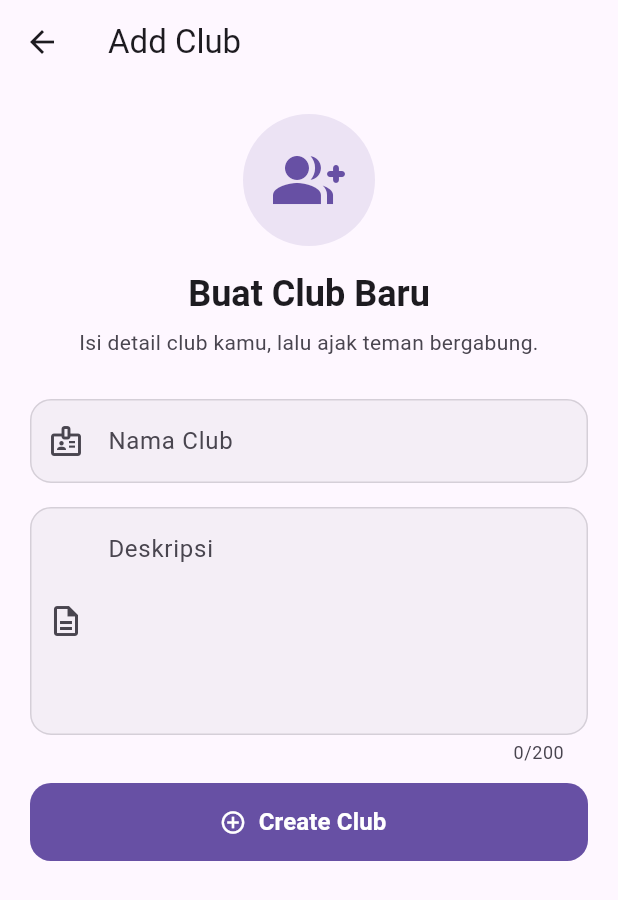
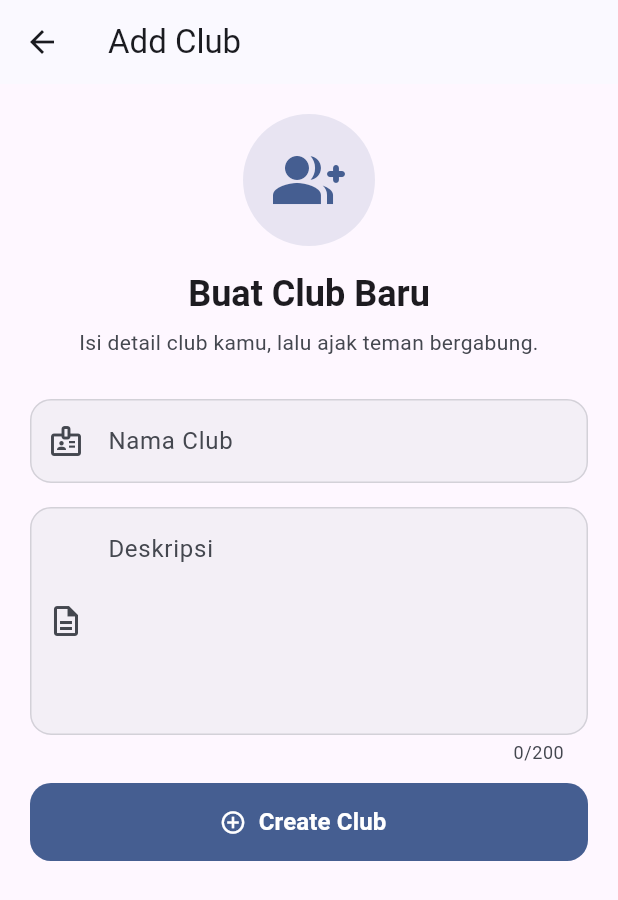
Before and after one commit to BryanDjong5/uts-mobprog, a Flutter app: the NambahClub screen opened directly, on a phone screen of 412 x 824 dp. Shown: the top 900 px of the screen. Run offline on Flutter 3.47's test engine with Material 3 defaults, Android fonts, the phone set to English and light mode, and no system bars; our stand-ins replace firebase_core; accounts and stored records are empty.

Commit message:
mengganti warna tampilan add club dan detail club

```diff
--- a/lib/daftarClub/AddNewClub.dart
+++ b/lib/daftarClub/AddNewClub.dart
@@ -44,12 +44,11 @@ class _NambahClubState extends State<NambahClub> {
   }
 
   InputDecoration bagusinTampilan({
-    required BuildContext context,
+    required ThemeData theme,
     required String label,
     required String hint,
     required IconData icon,
   }) {
-    final theme = Theme.of(context);
     return InputDecoration(
       labelText: label,
       hintText: hint,
@@ -78,9 +77,13 @@ class _NambahClubState extends State<NambahClub> {
 
   @override
   Widget build(BuildContext context) {
-    final theme = Theme.of(context);
+    final theme = Theme.of(context).copyWith(
+      colorScheme: ColorScheme.fromSeed(seedColor: const Color.fromARGB(255, 0, 67, 150)),
+    );
 
-    return Scaffold(
+    return Theme(
+      data: theme,
+      child: Scaffold(
         appBar: AppBar(title: const Text('Add Club')),
         body: SafeArea(
           child: SingleChildScrollView(
@@ -88,7 +91,6 @@ class _NambahClubState extends State<NambahClub> {
             child: Column(
               crossAxisAlignment: CrossAxisAlignment.start,
               children: [
-              // Header
                 Center(
                   child: Container(
                     padding: const EdgeInsets.all(20),
@@ -130,7 +132,7 @@ class _NambahClubState extends State<NambahClub> {
                   textInputAction: TextInputAction.next,
                   textCapitalization: TextCapitalization.words,
                   decoration: bagusinTampilan(
-                  context: context,
+                    theme: theme,
                     label: 'Nama Club',
                     hint: 'Contoh: Klub Fotografi',
                     icon: Icons.badge_outlined,
@@ -145,7 +147,7 @@ class _NambahClubState extends State<NambahClub> {
                   maxLength: 200,
                   textCapitalization: TextCapitalization.sentences,
                   decoration: bagusinTampilan(
-                  context: context,
+                    theme: theme,
                     label: 'Deskripsi',
                     hint: 'Ceritakan tentang club ini...',
                     icon: Icons.description_outlined,
@@ -178,6 +180,7 @@ class _NambahClubState extends State<NambahClub> {
             ),
           ),
         ),
+      ),
     );
   }
 
```
Also changed, not shown: lib/daftarClub/ClubDetail.dart (+9 -5 lines). Lines whose indentation alone changed are shown as unchanged.
